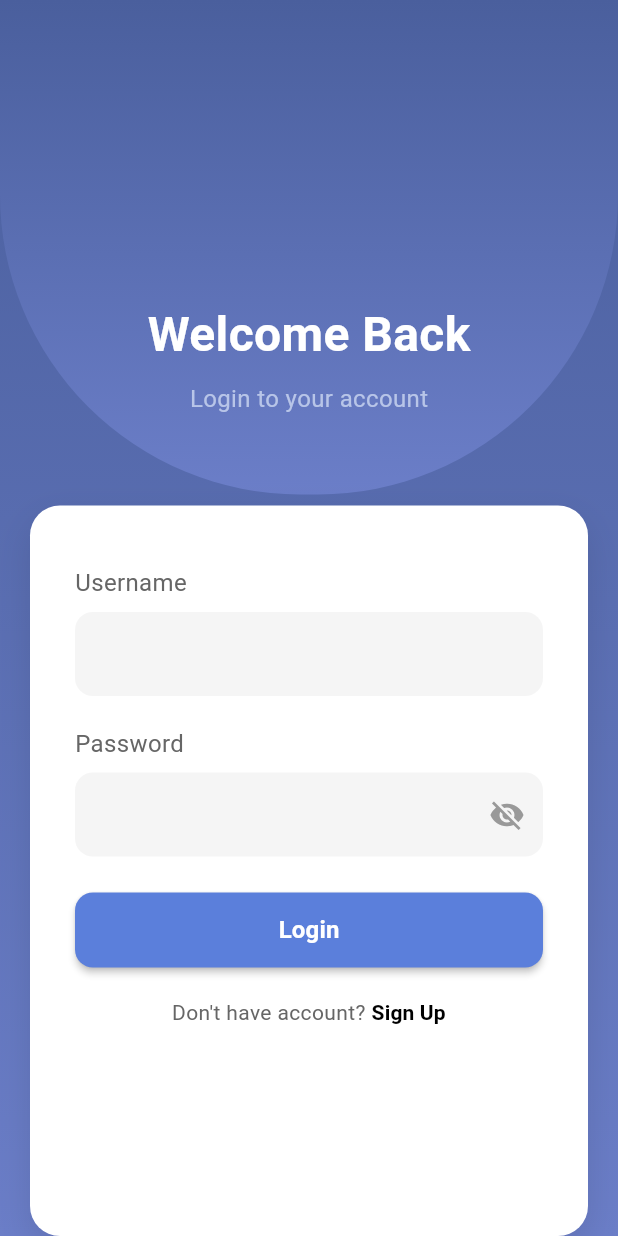
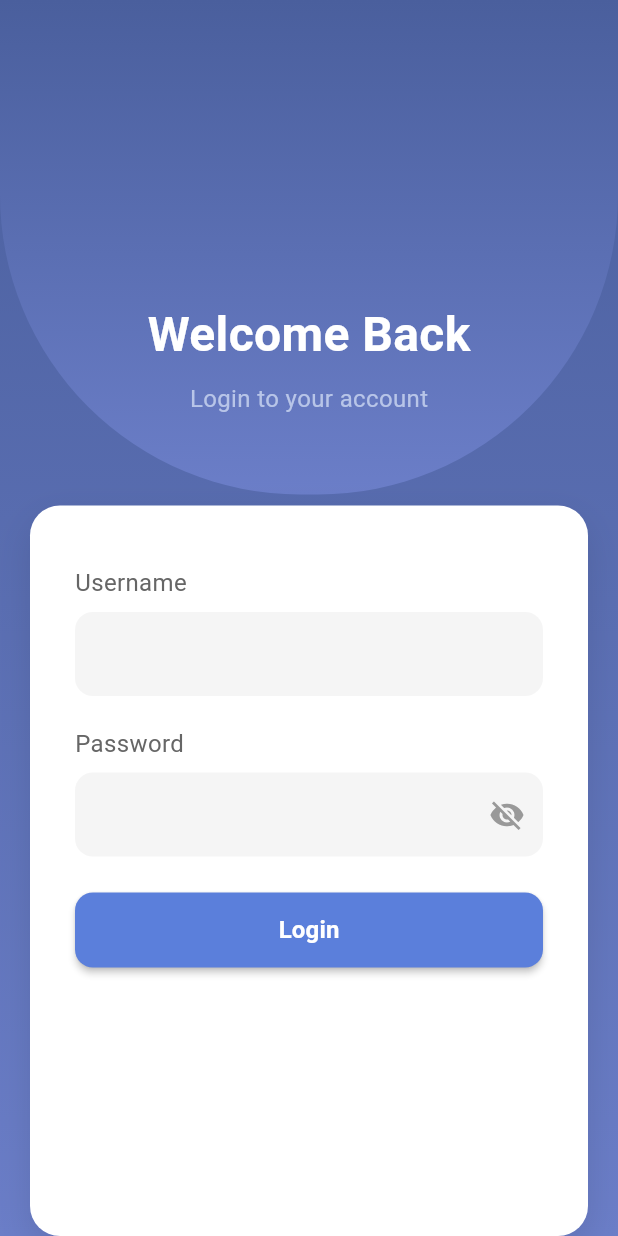
Before and after one commit to aulianrfz/product-monitoring-app, a Flutter app: the screen it shows after launch, on a phone screen of 412 x 824 dp. Run offline on Flutter 3.47's test engine with Material 3 defaults, Android fonts, the phone set to English and light mode, and no system bars; our stand-ins replace connectivity_plus, hive, hive_flutter, shared_preferences; accounts and stored records are empty.

Commit message:
minor layout adjustment

```diff
--- a/flutter-product-monitoring/lib/core/widgets/confirmation_dialog.dart
+++ b/flutter-product-monitoring/lib/core/widgets/confirmation_dialog.dart
@@ -72,7 +72,7 @@ class _ConfirmationDialogContent extends StatelessWidget {
                       padding: const EdgeInsets.symmetric(vertical: 14),
                     ),
                     child: const Text(
-                      'Batal',
+                      'Cancel',
                       style: TextStyle(
                         fontSize: 15,
                         color: Colors.black87,
@@ -92,7 +92,7 @@ class _ConfirmationDialogContent extends StatelessWidget {
                       padding: const EdgeInsets.symmetric(vertical: 14),
                     ),
                     child: const Text(
-                      'Ya',
+                      'Yes',
                       style: TextStyle(
                         fontSize: 15,
                         fontWeight: FontWeight.w600,
--- a/flutter-product-monitoring/lib/features/authentication/presentation/views/login_view.dart
+++ b/flutter-product-monitoring/lib/features/authentication/presentation/views/login_view.dart
@@ -223,26 +223,26 @@ class _LoginScreenState extends State<LoginScreen> {
       child: Row(
         mainAxisAlignment: MainAxisAlignment.center,
         children: [
-          const Text(
-            "Don't have account? ",
-            style: TextStyle(fontSize: 14, color: Color(0xFF666666)),
-          ),
-          TextButton(
-            onPressed: () {},
-            style: TextButton.styleFrom(
-              padding: EdgeInsets.zero,
-              minimumSize: const Size(50, 20),
-              tapTargetSize: MaterialTapTargetSize.shrinkWrap,
-            ),
-            child: const Text(
-              'Sign Up',
-              style: TextStyle(
-                fontSize: 14,
-                fontWeight: FontWeight.w600,
-                color: Colors.black,
-              ),
-            ),
-          ),
+          // const Text(
+          //   "Don't have account? ",
+          //   style: TextStyle(fontSize: 14, color: Color(0xFF666666)),
+          // ),
+          // TextButton(
+          //   onPressed: () {},
+          //   style: TextButton.styleFrom(
+          //     padding: EdgeInsets.zero,
+          //     minimumSize: const Size(50, 20),
+          //     tapTargetSize: MaterialTapTargetSize.shrinkWrap,
+          //   ),
+          //   child: const Text(
+          //     'Sign Up',
+          //     style: TextStyle(
+          //       fontSize: 14,
+          //       fontWeight: FontWeight.w600,
+          //       color: Colors.black,
+          //     ),
+          //   ),
+          // ),
         ],
       ),
     );
--- a/flutter-product-monitoring/lib/features/product/presentation/views/product_list_view.dart
+++ b/flutter-product-monitoring/lib/features/product/presentation/views/product_list_view.dart
@@ -30,7 +30,7 @@ class _ProductListViewState extends State<ProductListView> {
     ScaffoldMessenger.of(context).showSnackBar(
       SnackBar(
         content: Text(
-          '${product.name} diperbarui menjadi ${product.available ? 'Tidak Tersedia' : 'Tersedia'}',
+          '${product.name} has been updated to ${product.available ? 'Unavailable' : 'Available'}',
         ),
         duration: const Duration(seconds: 2),
       ),
--- a/flutter-product-monitoring/lib/features/promo/presentation/views/promo_list_view.dart
+++ b/flutter-product-monitoring/lib/features/promo/presentation/views/promo_list_view.dart
@@ -202,7 +202,7 @@ class _PromoListSection extends StatelessWidget {
     }
     if (viewModel.promos.isEmpty) {
       return const Center(
-        child: Text('Belum ada promo untuk toko ini', style: TextStyle(color: Colors.black54, fontSize: 16)),
+        child: Text('No promo available for this store', style: TextStyle(color: Colors.black54, fontSize: 16)),
       );
     }
 
@@ -325,7 +325,7 @@ class _AddPromoButton extends StatelessWidget {
         );
         context.read<PromoViewModel>().loadPromos(store.id, user.token);
       },
-      label: const Text('Tambah Promo',
+      label: const Text('Add Promo',
           style: TextStyle(color: Colors.white, fontWeight: FontWeight.w600)),
       icon: const Icon(Icons.add, color: Colors.white),
       backgroundColor: const Color(0xFF758DE3),
--- a/flutter-product-monitoring/lib/features/store/presentation/views/store_detail_view.dart
+++ b/flutter-product-monitoring/lib/features/store/presentation/views/store_detail_view.dart
@@ -152,7 +152,7 @@ class StoreDetailView extends StatelessWidget {
                     children: [
                       _buildMenuCard(
                         icon: Icons.inventory_2_outlined,
-                        label: 'Produk',
+                        label: 'Product',
                         color: const Color(0xFF5A8DEE),
                         onTap: () {
                           Navigator.pushNamed(
--- a/flutter-product-monitoring/pubspec.yaml
+++ b/flutter-product-monitoring/pubspec.yaml
@@ -1,4 +1,4 @@
-name: task
+name: flutter_product_monitoring
 description: "A new Flutter project."
 # The following line prevents the package from being accidentally published to
 # pub.dev using `flutter pub publish`. This is preferred for private packages.
```
Also changed, not shown: flutter-product-monitoring/lib/core/di/service_locator.dart (+19 -19 lines), flutter-product-monitoring/lib/features/attendance/presentation/views/attendance_view.dart (+5 -5 lines), flutter-product-monitoring/lib/features/promo/presentation/views/promo_form_view.dart (+8 -8 lines).
